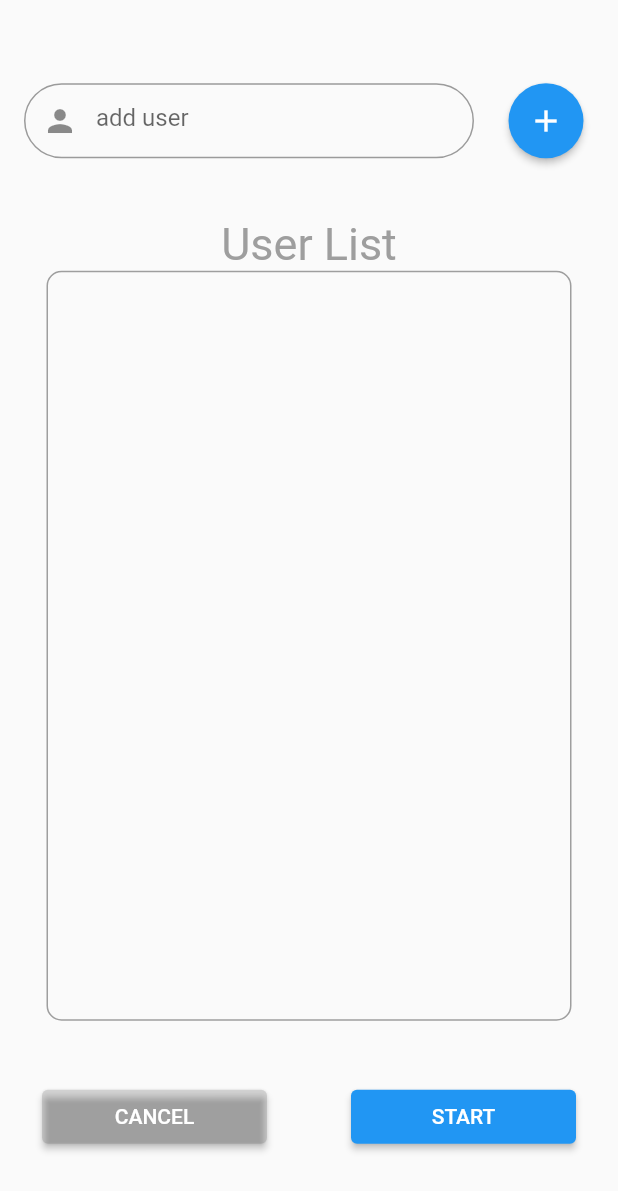
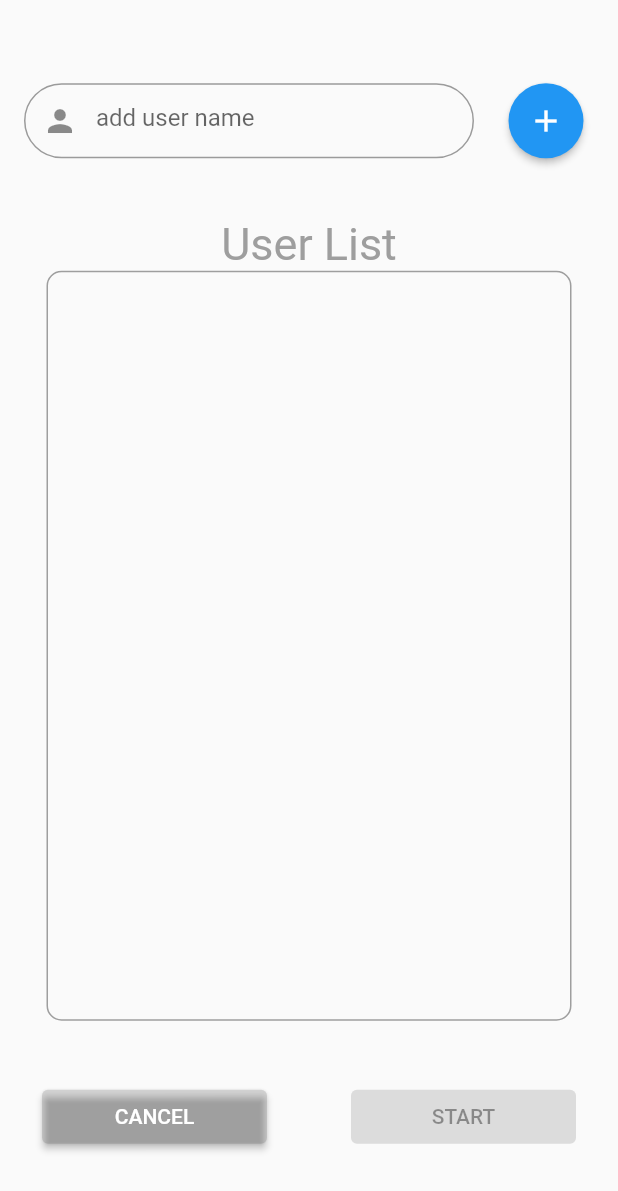
Before and after one commit to riii-san/ito_flutter, a Flutter app: the gameStartPage screen opened directly, on a phone screen of 412 x 824 dp. Shown: the top 1191 px of the screen. Run offline on Flutter 3.47's test engine with Material 2 defaults, Android fonts, the phone set to English and light mode, and no system bars.

Commit message:
Game Start Pageまで開発完了

```diff
--- a/lib/gameStartPage.dart
+++ b/lib/gameStartPage.dart
@@ -9,7 +9,7 @@ List<userInfo> _itemUser = <userInfo>[];
 // ignore: camel_case_types
 class userInfo{
 
-  final int userId;
+  int userId;
   final String userName;
 
   userInfo(
@@ -17,7 +17,7 @@ class userInfo{
       this.userName,
       );
 
-  Widget returnUserWidget(){
+  Widget returnUserWidget(void Function(int,String) userRemove){
     return Column(
       children: <Widget>[
         Row(
@@ -45,8 +45,7 @@ class userInfo{
                         primary: Colors.grey
                     ),
                     onPressed: (){
-                      // TODO : リストからユーザ削除、再描画
-                      _itemUser.removeAt(userId);
+                      userRemove(this.userId,this.userName);
                     },
                     child: Icon(Icons.cancel_rounded,color: Colors.white,)
                 ),
@@ -58,7 +57,6 @@ class userInfo{
       ],
     );
   }
-
 
 }
 
@@ -81,6 +79,16 @@ class _gameStartPageState extends State<gameStartPage> {
   // ユーザ追加テキストボックス内の文字を把握するコントローラー
   final valueUserNameController = TextEditingController();
 
+  void userRemove(int userId,String userName){
+    _itemUser.removeAt(userId);
+    _userNameList.remove(userName);
+    // TODO : foreach且つアロー演算子で記述する
+    for(int i = 0; i < _itemUser.length; i++){
+      _itemUser[i].userId = i;
+    }
+    setState(() {});
+  }
+
   @override
   Widget build(BuildContext context) {
     return Scaffold(
@@ -98,7 +106,7 @@ class _gameStartPageState extends State<gameStartPage> {
                       child: TextFormField(
                         controller: valueUserNameController,
                         decoration: InputDecoration(
-                          hintText: 'add user',
+                          hintText: 'add user name',
                           prefixIcon: Icon(
                             Icons.person,
                           ),
@@ -157,7 +165,7 @@ class _gameStartPageState extends State<gameStartPage> {
                       scrollDirection: Axis.vertical, // ListViewを縦方向にスクロール可能にするパラメータ
                       shrinkWrap: true,               // ListViewをColumn内で使用するために必要なパラメータ
                       itemBuilder: (BuildContext context, int index){
-                        return _itemUser[index].returnUserWidget();
+                        return _itemUser[index].returnUserWidget(userRemove);
                       },
                       itemCount: _itemUser.length,
                     ),
@@ -182,16 +190,32 @@ class _gameStartPageState extends State<gameStartPage> {
                       ),
                     ),
                     // STARTボタン
+                    // ユーザが4人以上参加した場合のみゲームを開始するようにする
+                    if(_itemUser.length > 3)
                       SizedBox(
                         width: 150,
-                      child: ElevatedButton(onPressed: (){
+                        child: ElevatedButton(
+                          onPressed: (){
                             Navigator.pop(context);
                           },
                           child: Text(
                               'START'
                           ),
                         ),
+                      )
+                    else
+                      SizedBox(
+                        width: 150,
+                        child: ElevatedButton(
+                          onPressed: null,
+                          style: ElevatedButton.styleFrom(
+                              primary: Colors.black12
                           ),
+                          child: Text(
+                              'START'
+                          ),
+                        ),
+                      )
                   ],
                 )
               ]
```
Also changed, not shown: 8 other files. Lines whose indentation alone changed are shown as unchanged.
